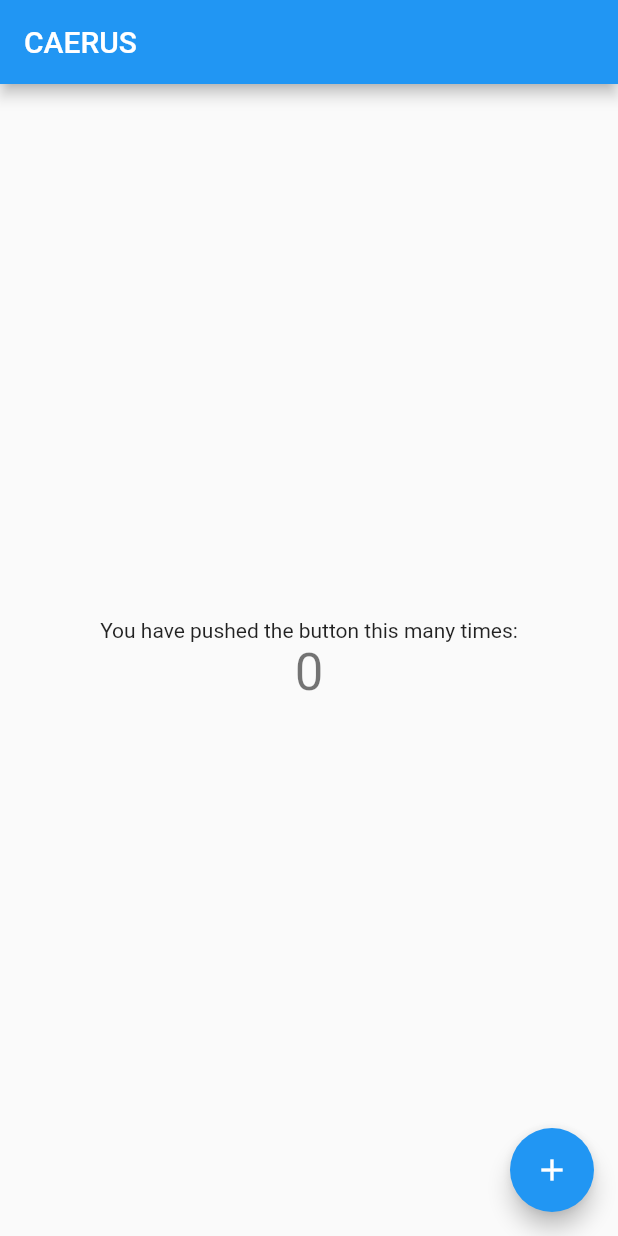
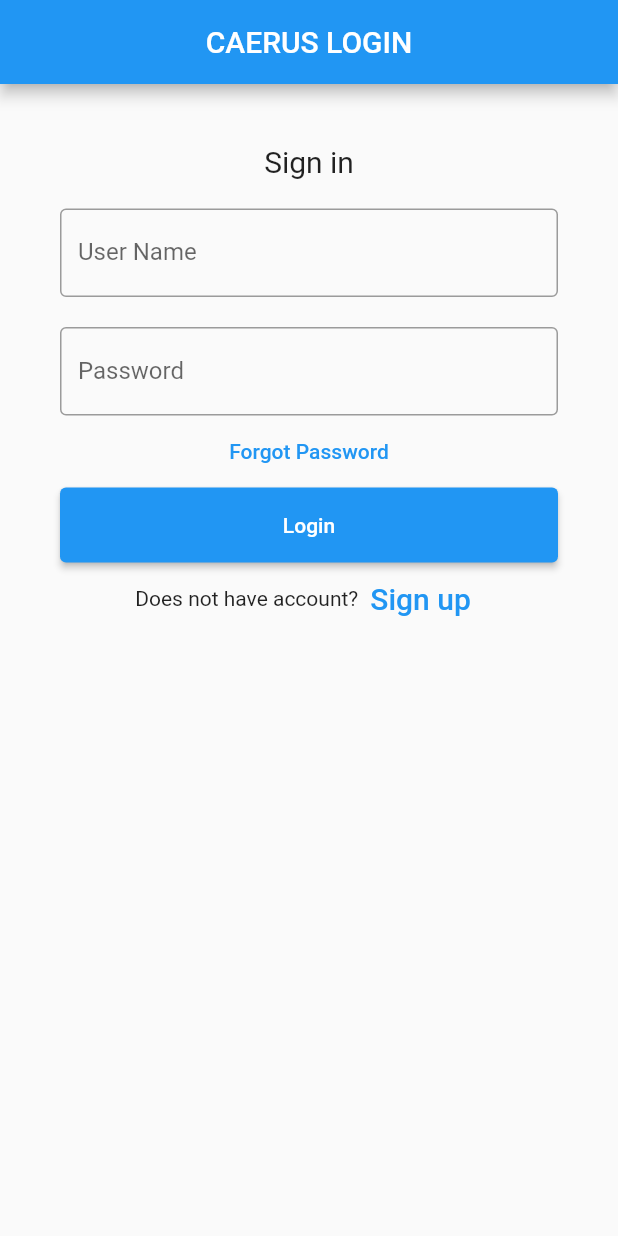
Before and after one commit to janithlahirukariyawasam/CAERUS-mobile, a Flutter app: the screen it shows after launch, on a phone screen of 412 x 824 dp. Run offline on Flutter 3.47's test engine with Material 2 defaults, Android fonts, the phone set to English and light mode, and no system bars.

Commit message:
login screen added

```diff
--- a/lib/Views/MainLoginScreen.dart
+++ b/lib/Views/MainLoginScreen.dart
@@ -1,86 +1,94 @@
 import 'package:flutter/material.dart';
 
-class MyHomePage extends StatefulWidget {
-  const MyHomePage({super.key, required this.title});
-
-  // This widget is the home page of your application. It is stateful, meaning
-  // that it has a State object (defined below) that contains fields that affect
-  // how it looks.
-
-  // This class is the configuration for the state. It holds the values (in this
-  // case the title) provided by the parent (in this case the App widget) and
-  // used by the build method of the State. Fields in a Widget subclass are
-  // always marked "final".
-
-  final String title;
+class MainLoginScreen extends StatefulWidget {
+  const MainLoginScreen({Key? key}) : super(key: key);
 
   @override
-  State<MyHomePage> createState() => _MyHomePageState();
+  State<MainLoginScreen> createState() => _MyStatefulWidgetState();
 }
 
-class _MyHomePageState extends State<MyHomePage> {
-  int _counter = 0;
-
-  void _incrementCounter() {
-    setState(() {
-      // This call to setState tells the Flutter framework that something has
-      // changed in this State, which causes it to rerun the build method below
-      // so that the display can reflect the updated values. If we changed
-      // _counter without calling setState(), then the build method would not be
-      // called again, and so nothing would appear to happen.
-      _counter++;
-    });
-  }
-
+class _MyStatefulWidgetState extends State<MainLoginScreen> {
   @override
   Widget build(BuildContext context) {
-    // This method is rerun every time setState is called, for instance as done
-    // by the _incrementCounter method above.
-    //
-    // The Flutter framework has been optimized to make rerunning build methods
-    // fast, so that you can just rebuild anything that needs updating rather
-    // than having to individually change instances of widgets.
     return Scaffold(
       appBar: AppBar(
-        // Here we take the value from the MyHomePage object that was created by
-        // the App.build method, and use it to set our appbar title.
-        title: Text(widget.title),
+        title: Center(child: Text("CAERUS LOGIN")),
       ),
-      body: Center(
-        // Center is a layout widget. It takes a single child and positions it
-        // in the middle of the parent.
+      body: Padding(
+        padding: const EdgeInsets.all(30),
         child: Column(
-          // Column is also a layout widget. It takes a list of children and
-          // arranges them vertically. By default, it sizes itself to fit its
-          // children horizontally, and tries to be as tall as its parent.
-          //
-          // Invoke "debug painting" (press "p" in the console, choose the
-          // "Toggle Debug Paint" action from the Flutter Inspector in Android
-          // Studio, or the "Toggle Debug Paint" command in Visual Studio Code)
-          // to see the wireframe for each widget.
-          //
-          // Column has various properties to control how it sizes itself and
-          // how it positions its children. Here we use mainAxisAlignment to
-          // center the children vertically; the main axis here is the vertical
-          // axis because Columns are vertical (the cross axis would be
-          // horizontal).
-          mainAxisAlignment: MainAxisAlignment.center,
-          children: <Widget>[
-            const Text(
-              'You have pushed the button this many times:',
-            ),
-            Text(
-              '$_counter',
-              style: Theme.of(context).textTheme.headline4,
+          children: [
+            Expanded(
+              child: ListView(
+                shrinkWrap: true,
+                children: <Widget>[
+                  Container(
+                    alignment: Alignment.center,
+                    padding: const EdgeInsets.all(10),
+                    child: const Text(
+                      'Sign in',
+                      style: TextStyle(fontSize: 20),
+                    ),
+                  ),
+                  Container(
+                    padding: const EdgeInsets.all(10),
+                    child: TextField(
+                      decoration: const InputDecoration(
+                        border: OutlineInputBorder(),
+                        labelText: 'User Name',
+                      ),
+                    ),
+                  ),
+                  Container(
+                    padding: const EdgeInsets.fromLTRB(10, 10, 10, 0),
+                    child: TextField(
+                      obscureText: true,
+                      decoration: const InputDecoration(
+                        border: OutlineInputBorder(),
+                        labelText: 'Password',
+                      ),
+                    ),
+                  ),
+                  TextButton(
+                    onPressed: () {
+                      //forgot password screen
+                    },
+                    child: const Text(
+                      'Forgot Password',
+                    ),
+                  ),
+                  Container(
+                    height: 50,
+                    padding: const EdgeInsets.fromLTRB(10, 0, 10, 0),
+                    child: ElevatedButton(
+                      child: const Text('Login'),
+                      onPressed: () {
+                        //print(nameController.text);
+                        //print(passwordController.text);
+                      },
+                    ),
+                  ),
+                  Row(
+                    children: <Widget>[
+                      const Text('Does not have account?'),
+                      TextButton(
+                        child: const Text(
+                          'Sign up',
+                          style: TextStyle(fontSize: 20),
+                        ),
+                        onPressed: () {
+                          //signup screen
+                        },
+                      )
+                    ],
+                    mainAxisAlignment: MainAxisAlignment.center,
+                  ),
+                ],
+              ),
             ),
           ],
         ),
       ),
-      floatingActionButton: FloatingActionButton(
-        onPressed: _incrementCounter,
-        tooltip: 'Increment',
-        child: const Icon(Icons.add),
-      ), // This trailing comma makes auto-formatting nicer for build methods.
     );
   }
 }
--- a/lib/Views/SplashScreen.dart
+++ b/lib/Views/SplashScreen.dart
@@ -17,8 +17,8 @@ class _SplashState extends State<Splash> {
   }
 
   _navigatetologin()async{
-    await Future.delayed(Duration(microseconds: 1500),(){});
-    Navigator.pushReplacement(context, MaterialPageRoute(builder: (context) => MyHomePage(title: 'CAERUS',)));
+    await Future.delayed(Duration(seconds: 2),(){});
+    Navigator.pushReplacement(context, MaterialPageRoute(builder: (context) => MainLoginScreen()));
   }
 
   Widget build(BuildContext context) {
@@ -27,9 +27,6 @@ class _SplashState extends State<Splash> {
         child: Column(
           mainAxisAlignment: MainAxisAlignment.center,
           children: [
-            Container(
-
-            ),
             Padding(
               padding: const EdgeInsets.all(10.0),
               child: Container(
```
Also changed, not shown: 1 other file.
